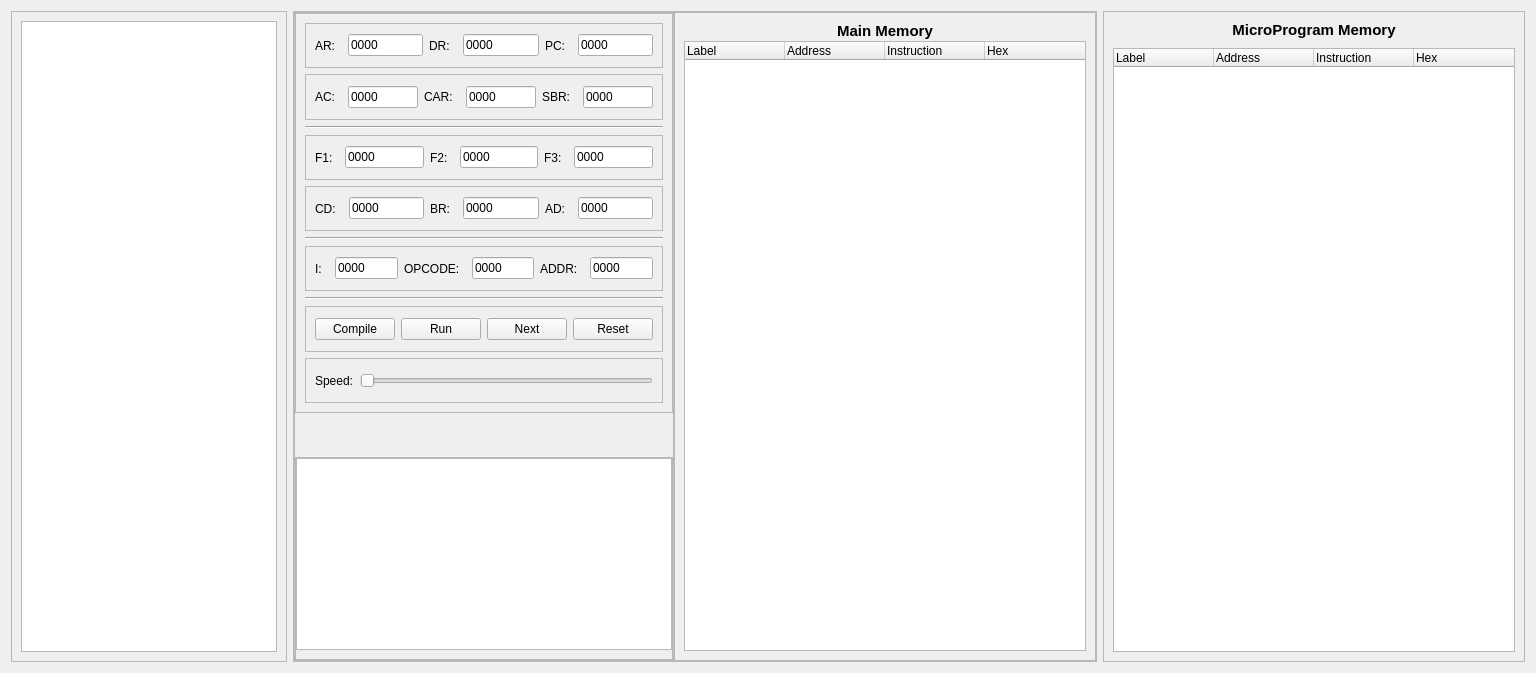
Before: the Qt Designer form ui/program_tab.ui in Amirmehdig/mano-microprogram-simulator, drawn with Qt 5.
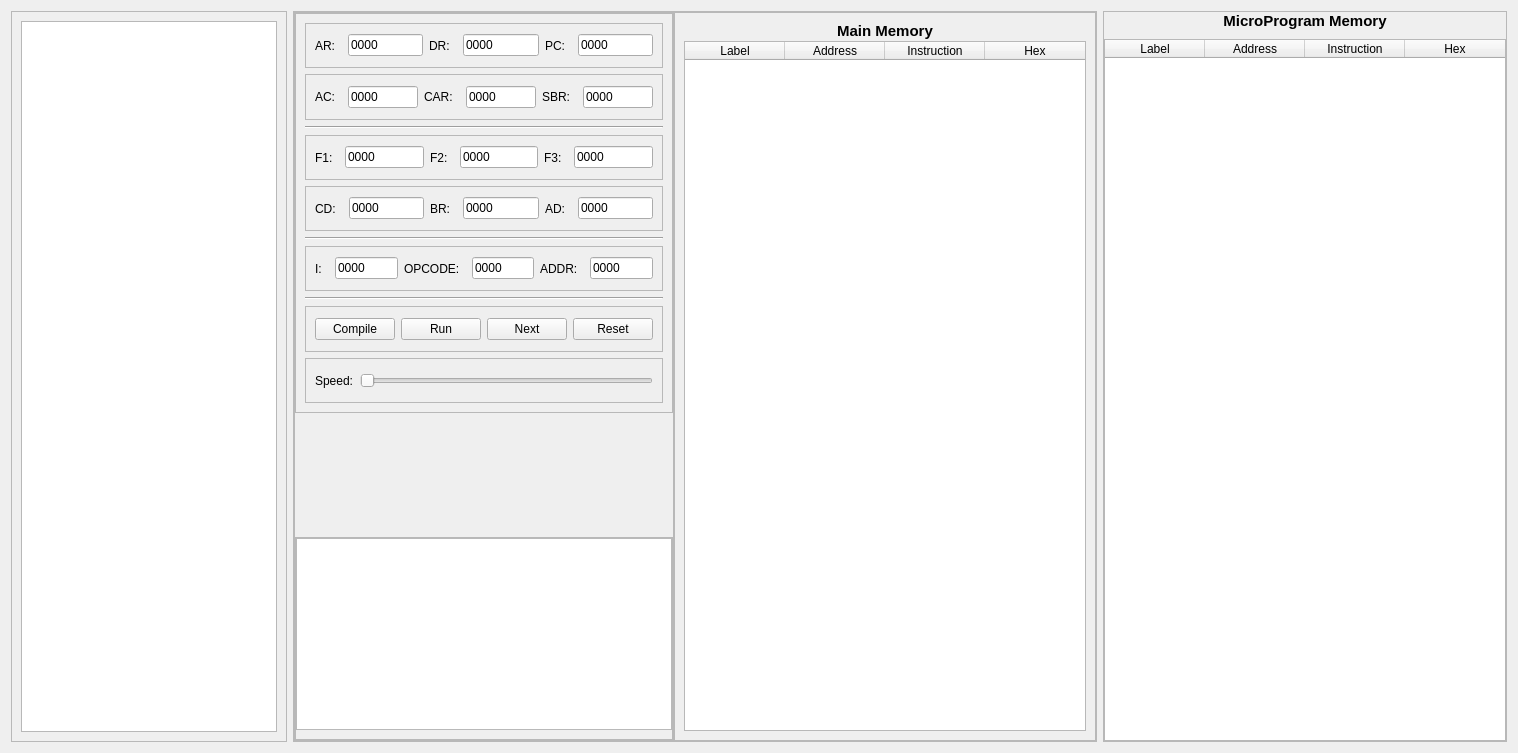
After: the same form once the commit is applied.

What changed in the file:
```diff
--- a/ui/program_tab.ui
+++ b/ui/program_tab.ui
@@ -6,8 +6,8 @@
    <rect>
     <x>0</x>
     <y>0</y>
-    <width>1496</width>
-    <height>673</height>
+    <width>1512</width>
+    <height>753</height>
    </rect>
   </property>
   <property name="windowTitle">
@@ -788,37 +788,98 @@
              <height>0</height>
             </size>
            </property>
+           <property name="palette">
+            <palette>
+             <active>
+              <colorrole role="Highlight">
+               <brush brushstyle="SolidPattern">
+                <color alpha="255">
+                 <red>213</red>
+                 <green>213</green>
+                 <blue>213</blue>
+                </color>
+               </brush>
+              </colorrole>
+              <colorrole role="HighlightedText">
+               <brush brushstyle="SolidPattern">
+                <color alpha="255">
+                 <red>0</red>
+                 <green>0</green>
+                 <blue>0</blue>
+                </color>
+               </brush>
+              </colorrole>
+             </active>
+             <inactive>
+              <colorrole role="Highlight">
+               <brush brushstyle="SolidPattern">
+                <color alpha="255">
+                 <red>240</red>
+                 <green>240</green>
+                 <blue>240</blue>
+                </color>
+               </brush>
+              </colorrole>
+              <colorrole role="HighlightedText">
+               <brush brushstyle="SolidPattern">
+                <color alpha="255">
+                 <red>0</red>
+                 <green>0</green>
+                 <blue>0</blue>
+                </color>
+               </brush>
+              </colorrole>
+             </inactive>
+             <disabled>
+              <colorrole role="Highlight">
+               <brush brushstyle="SolidPattern">
+                <color alpha="255">
+                 <red>0</red>
+                 <green>120</green>
+                 <blue>215</blue>
+                </color>
+               </brush>
+              </colorrole>
+              <colorrole role="HighlightedText">
+               <brush brushstyle="SolidPattern">
+                <color alpha="255">
+                 <red>255</red>
+                 <green>255</green>
+                 <blue>255</blue>
+                </color>
+               </brush>
+              </colorrole>
+             </disabled>
+            </palette>
+           </property>
+           <property name="editTriggers">
+            <set>QAbstractItemView::NoEditTriggers</set>
+           </property>
+           <property name="selectionBehavior">
+            <enum>QAbstractItemView::SelectRows</enum>
+           </property>
+           <attribute name="verticalHeaderVisible">
+            <bool>false</bool>
+           </attribute>
            <column>
             <property name="text">
              <string>Label</string>
             </property>
-            <property name="textAlignment">
-             <set>AlignLeading|AlignVCenter</set>
-            </property>
            </column>
            <column>
             <property name="text">
              <string>Address</string>
             </property>
-            <property name="textAlignment">
-             <set>AlignLeading|AlignVCenter</set>
-            </property>
            </column>
            <column>
             <property name="text">
              <string>Instruction</string>
             </property>
-            <property name="textAlignment">
-             <set>AlignLeading|AlignVCenter</set>
-            </property>
            </column>
            <column>
             <property name="text">
              <string>Hex</string>
             </property>
-            <property name="textAlignment">
-             <set>AlignLeading|AlignVCenter</set>
-            </property>
            </column>
           </widget>
          </item>
@@ -841,16 +902,16 @@
        <number>9</number>
       </property>
       <property name="leftMargin">
-       <number>9</number>
+       <number>0</number>
       </property>
       <property name="topMargin">
-       <number>9</number>
+       <number>0</number>
       </property>
       <property name="rightMargin">
-       <number>9</number>
+       <number>0</number>
       </property>
       <property name="bottomMargin">
-       <number>9</number>
+       <number>0</number>
       </property>
       <item>
        <widget class="QLabel" name="label_11">
@@ -885,37 +946,98 @@
           <height>0</height>
          </size>
         </property>
+        <property name="palette">
+         <palette>
+          <active>
+           <colorrole role="Highlight">
+            <brush brushstyle="SolidPattern">
+             <color alpha="255">
+              <red>213</red>
+              <green>213</green>
+              <blue>213</blue>
+             </color>
+            </brush>
+           </colorrole>
+           <colorrole role="HighlightedText">
+            <brush brushstyle="SolidPattern">
+             <color alpha="255">
+              <red>0</red>
+              <green>0</green>
+              <blue>0</blue>
+             </color>
+            </brush>
+           </colorrole>
+          </active>
+          <inactive>
+           <colorrole role="Highlight">
+            <brush brushstyle="SolidPattern">
+             <color alpha="255">
+              <red>240</red>
+              <green>240</green>
+              <blue>240</blue>
+             </color>
+            </brush>
+           </colorrole>
+           <colorrole role="HighlightedText">
+            <brush brushstyle="SolidPattern">
+             <color alpha="255">
+              <red>0</red>
+              <green>0</green>
+              <blue>0</blue>
+             </color>
+            </brush>
+           </colorrole>
+          </inactive>
+          <disabled>
+           <colorrole role="Highlight">
+            <brush brushstyle="SolidPattern">
+             <color alpha="255">
+              <red>0</red>
+              <green>120</green>
+              <blue>215</blue>
+             </color>
+            </brush>
+           </colorrole>
+           <colorrole role="HighlightedText">
+            <brush brushstyle="SolidPattern">
+             <color alpha="255">
+              <red>255</red>
+              <green>255</green>
+              <blue>255</blue>
+             </color>
+            </brush>
+           </colorrole>
+          </disabled>
+         </palette>
+        </property>
+        <property name="editTriggers">
+         <set>QAbstractItemView::NoEditTriggers</set>
+        </property>
+        <property name="selectionBehavior">
+         <enum>QAbstractItemView::SelectRows</enum>
+        </property>
+        <attribute name="verticalHeaderVisible">
+         <bool>false</bool>
+        </attribute>
         <column>
          <property name="text">
           <string>Label</string>
          </property>
-         <property name="textAlignment">
-          <set>AlignLeading|AlignVCenter</set>
-         </property>
         </column>
         <column>
          <property name="text">
           <string>Address</string>
          </property>
-         <property name="textAlignment">
-          <set>AlignLeading|AlignVCenter</set>
-         </property>
         </column>
         <column>
          <property name="text">
           <string>Instruction</string>
          </property>
-         <property name="textAlignment">
-          <set>AlignLeading|AlignVCenter</set>
-         </property>
         </column>
         <column>
          <property name="text">
           <string>Hex</string>
          </property>
-         <property name="textAlignment">
-          <set>AlignLeading|AlignVCenter</set>
-         </property>
         </column>
        </widget>
       </item>
```
